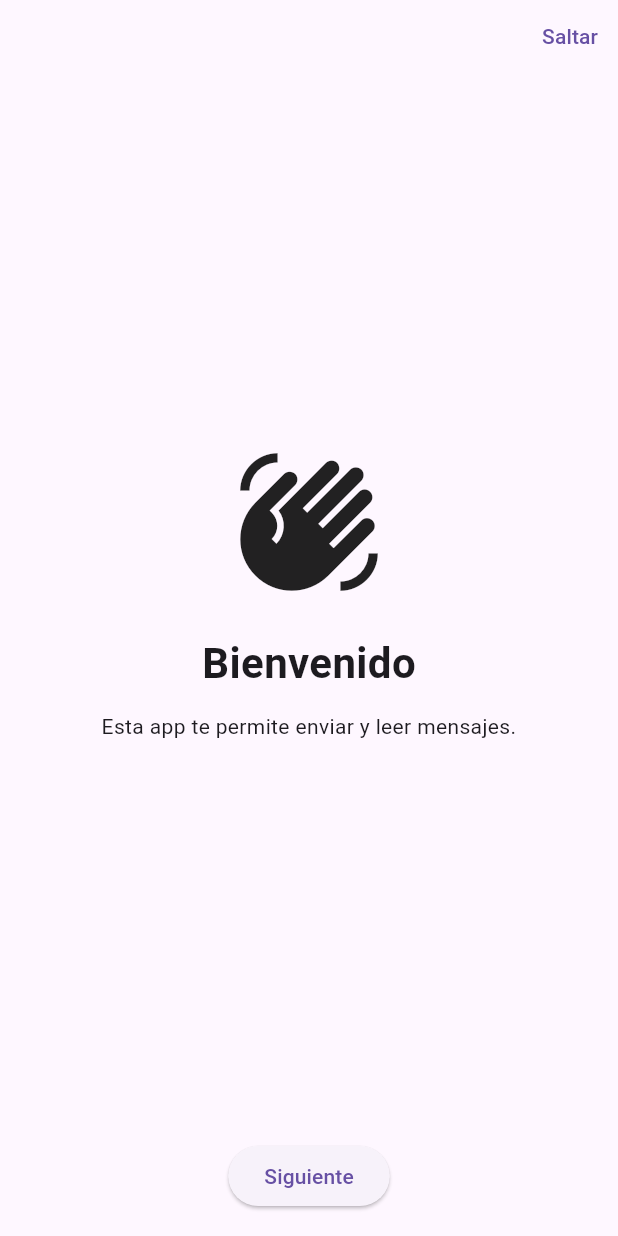
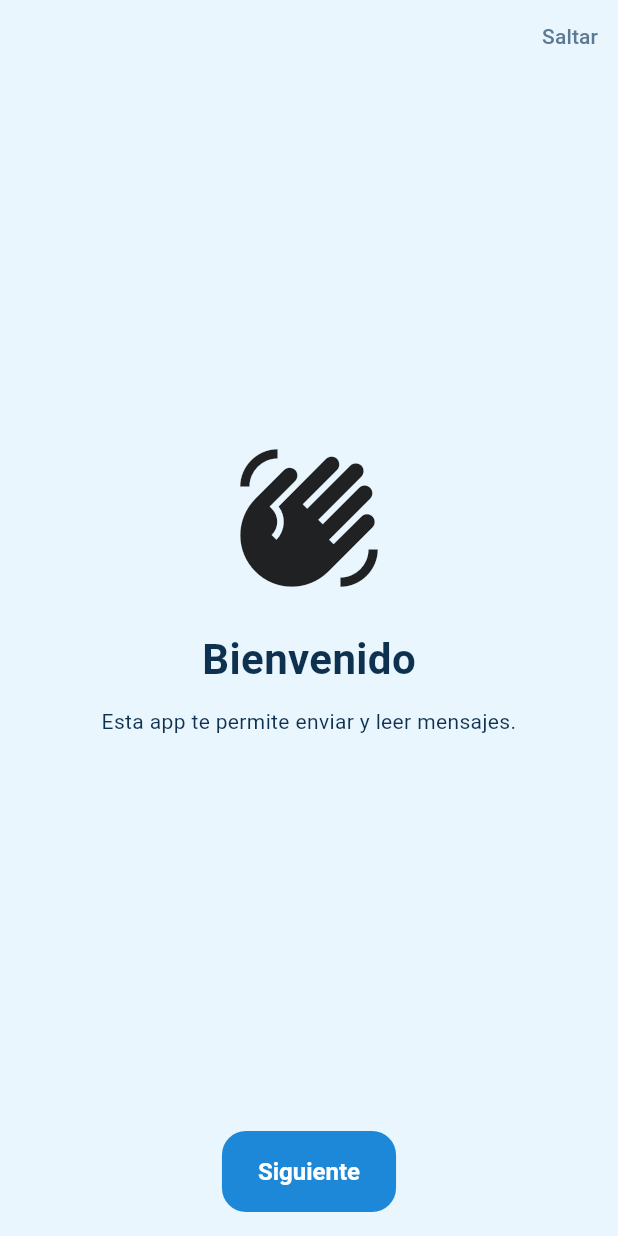
Before and after one commit to mars88x/dam2_26_27_a, a Flutter app: the screen it shows after launch, on a phone screen of 412 x 824 dp. Run offline on Flutter 3.47's test engine with Material 3 defaults, Android fonts, the light colour scheme and no system bars; our stand-ins replace cloud_firestore, firebase_auth, firebase_core, shared_preferences; accounts and stored records are empty; generated files the repository leaves out were written again; network calls fail.

Commit message:
Añadir tema visual de Messend con paleta

```diff
--- a/lib/MiApp.dart
+++ b/lib/MiApp.dart
@@ -4,6 +4,7 @@ import 'screens/home_screen.dart';
 import 'screens/splash_screen.dart';
 import 'screens/onboarding_screen.dart';
 import 'screens/detalle_screen.dart';
+import 'theme/app_tema.dart';
 
 class MiApp extends StatelessWidget {
   const MiApp({super.key});
@@ -13,6 +14,7 @@ class MiApp extends StatelessWidget {
     return MaterialApp(
       title: 'Messend',
       debugShowCheckedModeBanner: false,
+      theme: AppTema.claro,
       initialRoute: '/splash',
       routes: {
         '/splash': (context) => const SplashScreen(),
--- /dev/null
+++ b/lib/theme/app_tema.dart
@@ -0,0 +1,133 @@
+import 'package:flutter/material.dart';
+
+class AppTema {
+  static const Color principal = Color(0xFF1E88D8); // azul agua
+  static const Color acento = Color(0xFF6CC24A); // verde hoja
+  static const Color fondo = Color(0xFFEAF6FD);
+  static const Color superficie = Color(0xFFFFFFFF);
+  static const Color texto = Color(0xFF0F3150);
+  static const Color textoSuave = Color(0xFF5A7B93);
+  static const Color borde = Color(0xFFD3E7F3);
+  static const Color suave = Color(0xFFDCEFFB);
+  static const Color lavanda = suave; // alias: así no hay que tocar otros archivos
+  static const Color error = Color(0xFFD64550);
+  static const Color errorSuave = Color(0xFFFDE8EA);
+
+  // Colores pastel para avatares y tarjetas de la cuadrícula.
+  static const List<Color> pasteles = [
+    Color(0xFFFFD9B8), // melocotón
+    Color(0xFFCDE9FA), // celeste
+    Color(0xFFD5F0C8), // menta
+    Color(0xFFFAD1E3), // rosa
+    Color(0xFFFFF1B8), // limón
+  ];
+
+  // Degradado del splash.
+  static const List<Color> degradadoSplash = [
+    Color(0xFF1E88D8),
+    Color(0xFF47B5E8),
+    Color(0xFF7DD3A8),
+  ];
+
+  static const double radio = 16;
+
+  static OutlineInputBorder _borde(Color color) => OutlineInputBorder(
+    borderRadius: BorderRadius.circular(radio),
+    borderSide: BorderSide(color: color),
+  );
+
+  static ThemeData get claro {
+    final esquema = ColorScheme.fromSeed(seedColor: principal).copyWith(
+      primary: principal,
+      onPrimary: Colors.white,
+      secondary: acento,
+      surface: superficie,
+      onSurface: texto,
+      error: error,
+      outline: borde,
+    );
+
+    return ThemeData(
+      useMaterial3: true,
+      colorScheme: esquema,
+      scaffoldBackgroundColor: fondo,
+      appBarTheme: AppBarTheme(
+        backgroundColor: Colors.white.withValues(alpha: 0.7),
+        foregroundColor: texto,
+        elevation: 0,
+        scrolledUnderElevation: 0,
+        centerTitle: false,
+        titleTextStyle: const TextStyle(
+          color: texto,
+          fontSize: 20,
+          fontWeight: FontWeight.w800,
+        ),
+      ),
+      cardTheme: CardThemeData(
+        color: Colors.white.withValues(alpha: 0.85),
+        surfaceTintColor: Colors.transparent,
+        elevation: 0,
+        margin: EdgeInsets.zero,
+        shape: RoundedRectangleBorder(
+          borderRadius: BorderRadius.circular(radio),
+          side: const BorderSide(color: Colors.white, width: 1.5),
+        ),
+      ),
+      inputDecorationTheme: InputDecorationTheme(
+        filled: true,
+        fillColor: Colors.white.withValues(alpha: 0.9),
+        contentPadding:
+        const EdgeInsets.symmetric(horizontal: 16, vertical: 18),
+        hintStyle: const TextStyle(color: textoSuave),
+        border: _borde(borde),
+        enabledBorder: _borde(borde),
+        focusedBorder: _borde(principal),
+      ),
+      elevatedButtonTheme: ElevatedButtonThemeData(
+        style: ElevatedButton.styleFrom(
+          backgroundColor: principal,
+          foregroundColor: Colors.white,
+          elevation: 0,
+          minimumSize: const Size(0, 54),
+          shape: RoundedRectangleBorder(
+            borderRadius: BorderRadius.circular(radio),
+          ),
+          textStyle: const TextStyle(fontSize: 16, fontWeight: FontWeight.w700),
+        ),
+      ),
+      outlinedButtonTheme: OutlinedButtonThemeData(
+        style: OutlinedButton.styleFrom(
+          foregroundColor: principal,
+          minimumSize: const Size(0, 54),
+          side: const BorderSide(color: principal, width: 1.5),
+          shape: RoundedRectangleBorder(
+            borderRadius: BorderRadius.circular(radio),
+          ),
+          textStyle: const TextStyle(fontSize: 16, fontWeight: FontWeight.w700),
+        ),
+      ),
+      textButtonTheme: TextButtonThemeData(
+        style: TextButton.styleFrom(foregroundColor: textoSuave),
+      ),
+      navigationBarTheme: NavigationBarThemeData(
+        backgroundColor: Colors.white.withValues(alpha: 0.9),
+        indicatorColor: suave,
+        indicatorShape: RoundedRectangleBorder(
+          borderRadius: BorderRadius.circular(radio),
+        ),
+        labelTextStyle: WidgetStateProperty.resolveWith((estados) {
+          final activo = estados.contains(WidgetState.selected);
+          return TextStyle(
+            fontSize: 12,
+            fontWeight: activo ? FontWeight.w700 : FontWeight.w500,
+            color: activo ? principal : textoSuave,
+          );
+        }),
+        iconTheme: WidgetStateProperty.resolveWith((estados) {
+          final activo = estados.contains(WidgetState.selected);
+          return IconThemeData(color: activo ? principal : textoSuave);
+        }),
+      ),
+    );
+  }
+}
```
Also changed, not shown: lib/widgets/fondo_messend.dart (added, +50 -0 lines).
